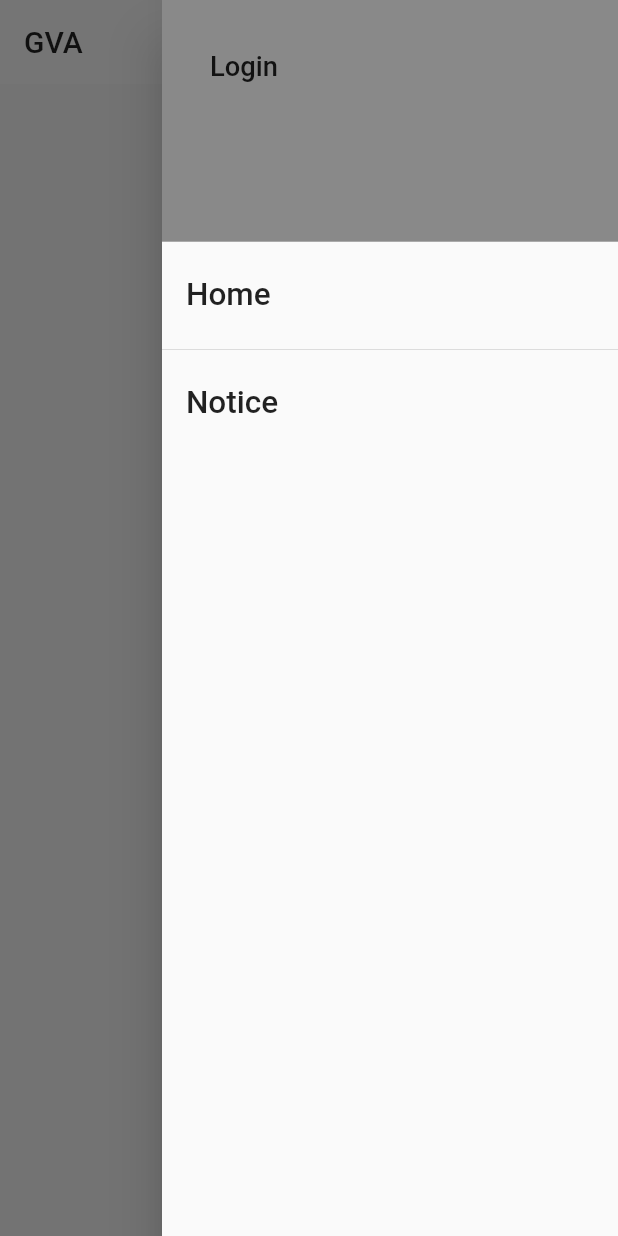
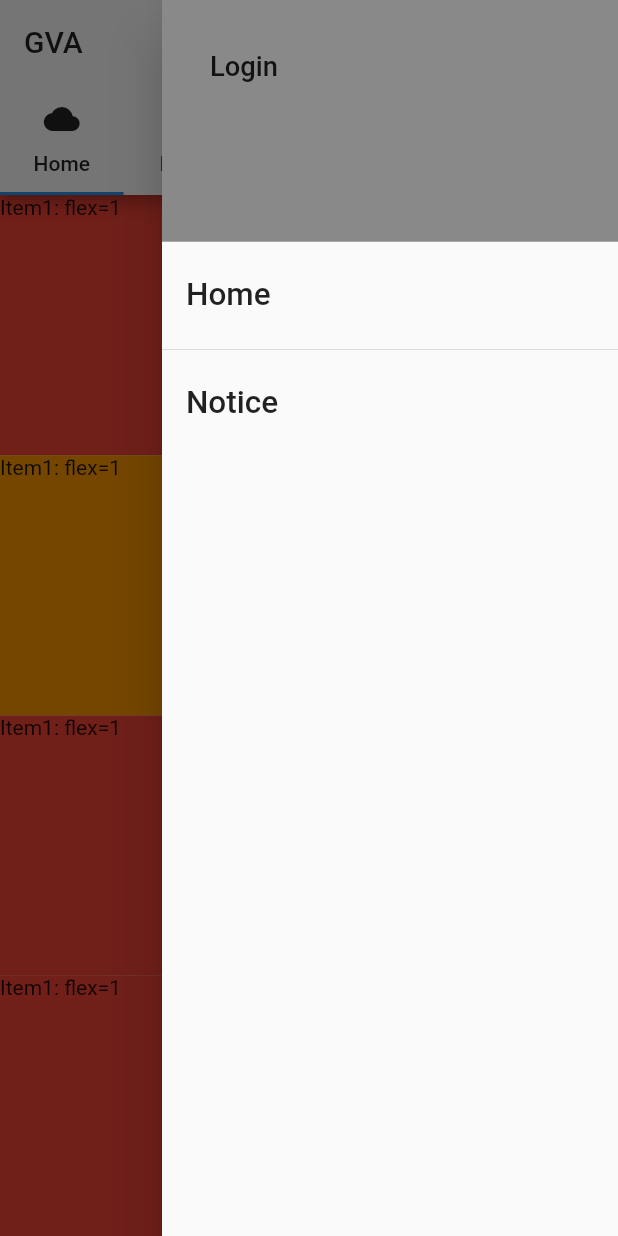
Before and after one commit to gohdong/2019_autumn_database, a Flutter app: the screen it shows after launch, with the side drawer open, on a phone screen of 412 x 824 dp. Run offline on Flutter 3.47's test engine with Material 2 defaults, Android fonts, the phone set to English and light mode, and no system bars; our stand-ins replace firebase_auth, google_sign_in; accounts and stored records are empty.

Commit message:
add something

```diff
--- a/lib/main.dart
+++ b/lib/main.dart
@@ -1,3 +1,4 @@
+import 'package:dbapp/src/home.dart';
 import 'package:dbapp/src/menubar.dart';
 import 'package:flutter/material.dart';
 
@@ -13,34 +14,46 @@ class MyApp extends StatelessWidget {
         primaryColor: Colors.white,
         backgroundColor: Colors.white,
       ),
-      home: MyHomePage(),
+      home: Tabs(),
     );
   }
 }
 
-class MyHomePage extends StatefulWidget {
-  @override
-  _MyHomePageState createState() => _MyHomePageState();
-}
-
-class _MyHomePageState extends State<MyHomePage> {
+class Tabs extends StatelessWidget {
+  const Tabs({Key key}) : super(key: key);
 
   @override
   Widget build(BuildContext context) {
-    return Scaffold(
-      appBar: AppBar(
-        title: Text("GVA"),
-        elevation: 0.0,
-      ),
-      endDrawer: MenuBar(),
-      body: Center(
-        child: Column(
-          mainAxisAlignment: MainAxisAlignment.center,
-          children: <Widget>[
-            Text(
-              'Hello',
-            ),
-          ],
+    final _kTabPages = <Widget>[
+      Center(child: Home()),
+      Center(child: Icon(Icons.alarm, size: 64.0, color: Colors.cyan)),
+      Center(child: Icon(Icons.forum, size: 64.0, color: Colors.blue)),
+      Center(child: Icon(Icons.forum, size: 64.0, color: Colors.blue)),
+      Center(child: Icon(Icons.forum, size: 64.0, color: Colors.blue)),
+    ];
+    final _kTabs = <Tab>[
+      Tab(icon: Icon(Icons.cloud), text: 'Home'),
+      Tab(icon: Icon(Icons.alarm), text: 'Event'),
+      Tab(icon: Icon(Icons.forum), text: 'Store'),
+      Tab(icon: Icon(Icons.forum), text: 'Play'),
+      Tab(icon: Icon(Icons.forum), text: 'My'),
+    ];
+    return DefaultTabController(
+      length: _kTabs.length,
+      child: Scaffold(
+        endDrawer: MenuBar(),
+        appBar: AppBar(
+          title: Text('GVA'),
+          // If `TabController controller` is not provided, then a
+          // DefaultTabController ancestor must be provided instead.
+          // Another way is to use a self-defined controller, c.f. "Bottom tab
+          // bar" example.
+          bottom: TabBar(
+            tabs: _kTabs,
+          ),
+        ),
+        body: TabBarView(
+          children: _kTabPages,
         ),
       ),
     );
--- /dev/null
+++ b/lib/src/home.dart
@@ -0,0 +1,48 @@
+import 'package:dbapp/src/menubar.dart';
+import 'package:flutter/material.dart';
+
+class Home extends StatefulWidget {
+  @override
+  _HomeState createState() => _HomeState();
+}
+
+class _HomeState extends State<Home> {
+  @override
+  Widget build(BuildContext context) {
+    return  Scaffold(
+      body: Column(
+        crossAxisAlignment: CrossAxisAlignment.stretch,
+        children: <Widget>[
+          Expanded(
+            flex: 1,
+            child: Container(
+              child: Text('Item1: flex=1'),
+              color: Colors.red,
+            ),
+          ),
+          Expanded(
+            flex: 1,
+            child: Container(
+              child: Text('Item1: flex=1'),
+              color: Colors.orange,
+            ),
+          ),
+          Expanded(
+            flex: 1,
+            child: Container(
+              child: Text('Item1: flex=1'),
+              color: Colors.red,
+            ),
+          ),
+          Expanded(
+            flex: 1,
+            child: Container(
+              child: Text('Item1: flex=1'),
+              color: Colors.red,
+            ),
+          ),
+        ],
+      ),
+    );;
+  }
+}
--- a/lib/src/menubar.dart
+++ b/lib/src/menubar.dart
@@ -1,4 +1,5 @@
 import 'package:dbapp/main.dart';
+import 'package:dbapp/src/login.dart';
 import 'package:flutter/material.dart';
 
 
@@ -12,7 +13,9 @@ class MenuBar extends StatelessWidget {
           DrawerHeader(
             child: ListTile(
               title: Text('Login',textScaleFactor: 1.3,),
-              onTap: () {
+              onTap: (){
+                Navigator.of(context)
+                    .push(MaterialPageRoute(builder: (context) => Login()));
               },
             ),
             decoration: BoxDecoration(
--- a/pubspec.yaml
+++ b/pubspec.yaml
@@ -23,6 +23,10 @@ dependencies:
   # The following adds the Cupertino Icons font to your application.
   # Use with the CupertinoIcons class for iOS style icons.
   cupertino_icons: ^0.1.2
+  provider: ^3.1.0+1
+  google_sign_in: ^4.0.13
+  firebase_auth: ^0.14.0+9
+
 
 dev_dependencies:
   flutter_test:
```
Also changed, not shown: lib/src/data/is_login.dart (added, +18 -0 lines), lib/src/data/sign_in.dart (added, +71 -0 lines), lib/src/login.dart (added, +74 -0 lines), lib/src/event.dart (added), lib/src/my.dart (added), lib/src/play.dart (added), lib/src/store.dart (added), pubspec.lock, 12 other files.
